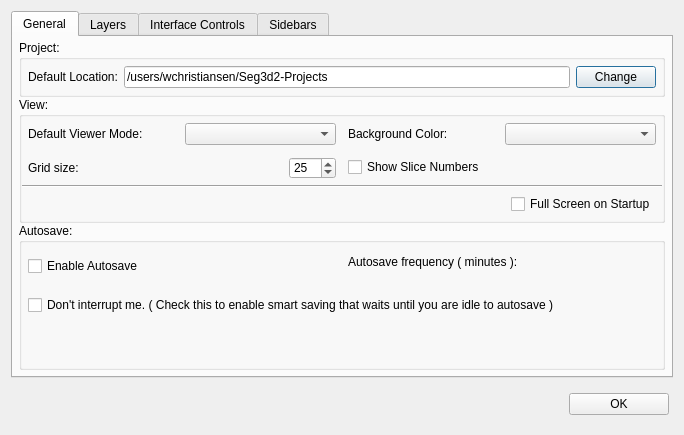
Above: Interface/AppPreferences/AppPreferences.ui from jessdtate/Seg3D before the change. Below: the same form after it.
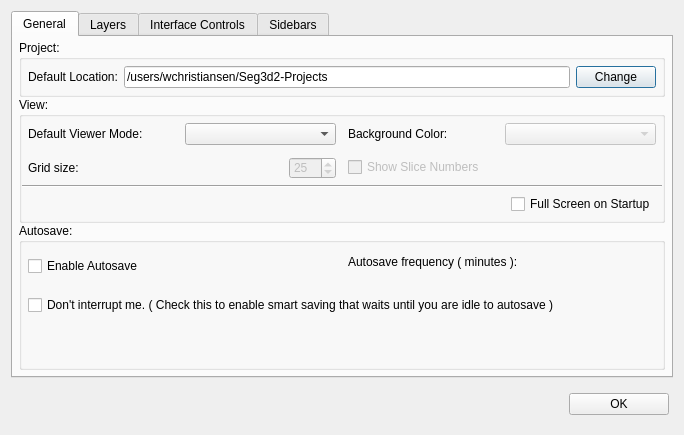
That is the form after the change.

Commit message: Updates for the LayerWidget drag and drop, and LayerGroupWidget changes adding a select all button and a verification message box on deletion.  Updates for ITK Layer Exporter and Importer, some buttons/etc. disabled in the AppPreferences that weren't being used.

Patch:
```diff
--- a/Interface/AppPreferences/AppPreferences.ui
+++ b/Interface/AppPreferences/AppPreferences.ui
@@ -210,6 +210,9 @@
                    </item>
                    <item>
                     <widget class="QSpinBox" name="grid_size_spinbox_">
+                     <property name="enabled">
+                      <bool>false</bool>
+                     </property>
                      <property name="sizePolicy">
                       <sizepolicy hsizetype="Preferred" vsizetype="Fixed">
                        <horstretch>0</horstretch>
@@ -256,6 +259,9 @@
                 </property>
                 <item row="0" column="1">
                  <widget class="QComboBox" name="background_color_combobox_">
+                  <property name="enabled">
+                   <bool>false</bool>
+                  </property>
                   <property name="maximumSize">
                    <size>
                     <width>16777215</width>
@@ -266,6 +272,9 @@
                 </item>
                 <item row="2" column="0">
                  <widget class="QCheckBox" name="show_slice_numbers_checkbox_">
+                  <property name="enabled">
+                   <bool>false</bool>
+                  </property>
                   <property name="text">
                    <string>Show Slice Numbers</string>
                   </property>
```
Left out of the diff: 2 changed lines with no effect on the pictures. The commit also changes 13 other files.
